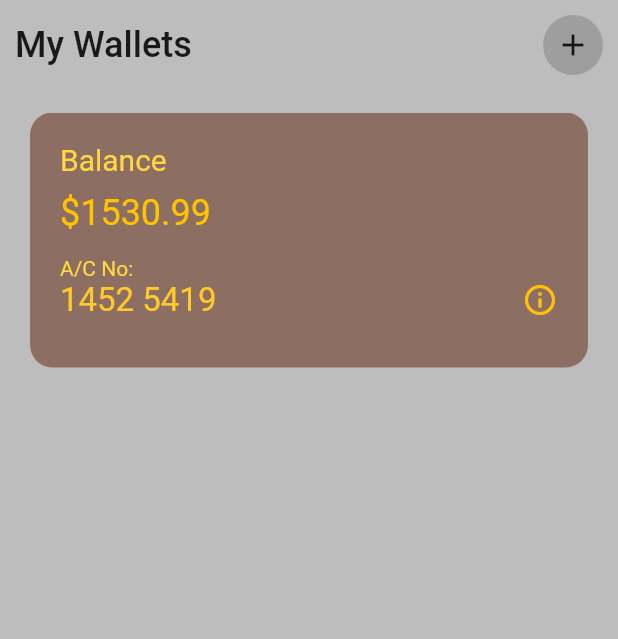
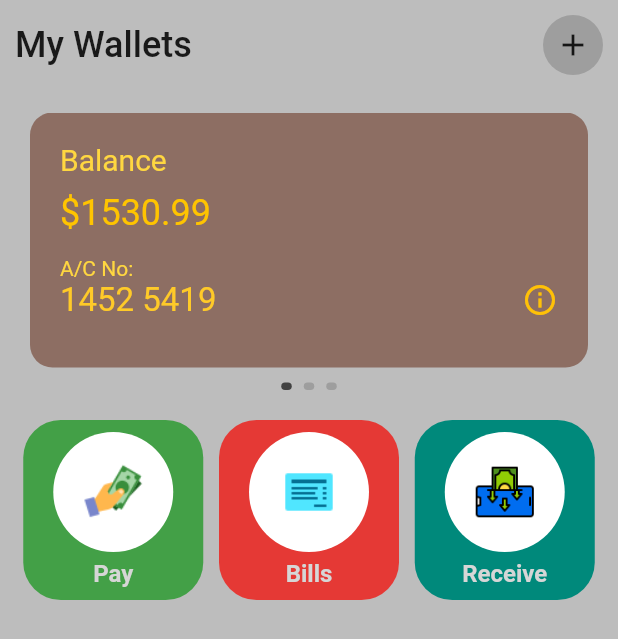
Before and after one commit to anandsm08/walletUI, a Flutter app: the screen it shows after launch, on a phone screen of 412 x 824 dp. Shown: the top 639 px of the screen. Run offline on Flutter 3.47's test engine with Material 2 defaults, Android fonts, the phone set to English and light mode, and no system bars; drawn by our look-alikes of smooth_page_indicator; missing offline and left inert: dart:ffi.

Commit message:
second commit/optioncards

```diff
--- a/lib/pages/home_page.dart
+++ b/lib/pages/home_page.dart
@@ -1,7 +1,9 @@
 // ignore_for_file: prefer_const_constructors
 
 import 'package:flutter/material.dart';
+import 'package:smooth_page_indicator/smooth_page_indicator.dart';
 import 'package:walletapp/util/my_wallet.dart';
+import 'package:walletapp/util/option_card.dart';
 
 class HomePage extends StatefulWidget {
   const HomePage({Key? key}) : super(key: key);
@@ -11,6 +13,8 @@ class HomePage extends StatefulWidget {
 }
 
 class _HomePageState extends State<HomePage> {
+  //pagecontroller
+  final _pagecontroller = PageController();
   @override
   Widget build(BuildContext context) {
     return Scaffold(
@@ -42,7 +46,9 @@ class _HomePageState extends State<HomePage> {
             // ignore: sized_box_for_whitespace
             Container(
                 height: 170,
-                child: PageView(scrollDirection: Axis.horizontal,
+                child: PageView(
+                    scrollDirection: Axis.horizontal,
+                    controller: _pagecontroller,
                     // ignore: prefer_const_literals_to_create_immutables
                     children: [
                       MyWallet(
@@ -59,7 +65,38 @@ class _HomePageState extends State<HomePage> {
                           color: Colors.purple[400])
                     ])),
             //varbuttons
-
+            SizedBox(
+              height: 10,
+            ),
+            SmoothPageIndicator(
+              controller: _pagecontroller,
+              count: 3,
+              effect: SwapEffect(
+                  activeDotColor: Colors.grey.shade800,
+                  dotHeight: 5,
+                  dotWidth: 7),
+            ),
+            SizedBox(height: 20),
+            Padding(
+              padding: const EdgeInsets.symmetric(horizontal: 5.0),
+              child: Row(
+                  mainAxisAlignment: MainAxisAlignment.spaceEvenly,
+                  children: [
+                    OptionCard(
+                        optioncolor: Colors.green[600],
+                        optionicon:
+                            'lib/walletappicons/icons8-cash-in-hand-48.png',
+                        optionname: 'Pay'),
+                    OptionCard(
+                        optioncolor: Colors.red[600],
+                        optionicon: 'lib/walletappicons/icons8-invoice-48.png',
+                        optionname: 'Bills'),
+                    OptionCard(
+                        optioncolor: Colors.teal[600],
+                        optionicon: 'lib/walletappicons/icons8-receive-64.png',
+                        optionname: 'Receive'),
+                  ]),
+            )
             //column
           ],
         ),
--- /dev/null
+++ b/lib/util/option_card.dart
@@ -0,0 +1,49 @@
+// ignore_for_file: prefer_const_constructors, prefer_typing_uninitialized_variables
+
+import 'dart:ffi';
+
+import 'package:flutter/material.dart';
+
+class OptionCard extends StatelessWidget {
+  final optionicon;
+  final optionname;
+  final optioncolor;
+  const OptionCard({
+    Key? key,
+    required this.optioncolor,
+    required this.optionicon,
+    required this.optionname,
+  }) : super(key: key);
+
+  @override
+  Widget build(BuildContext context) {
+    return Container(
+      height: 120,
+      width: 120,
+      decoration: BoxDecoration(
+          color: optioncolor, borderRadius: BorderRadius.circular(25)),
+      child: Column(
+        mainAxisAlignment: MainAxisAlignment.center,
+        children: [
+          Container(
+              height: 80,
+              width: 80,
+              padding: EdgeInsets.all(20.0),
+              decoration: BoxDecoration(
+                  color: Colors.white, borderRadius: BorderRadius.circular(70)),
+              child: Center(
+                child: Image.asset(optionicon),
+              )),
+          SizedBox(height: 5),
+          Text(
+            optionname,
+            style: TextStyle(
+                fontSize: 16,
+                color: Colors.grey[350],
+                fontWeight: FontWeight.w700),
+          )
+        ],
+      ),
+    );
+  }
+}
--- a/pubspec.yaml
+++ b/pubspec.yaml
@@ -34,6 +34,7 @@ dependencies:
   # The following adds the Cupertino Icons font to your application.
   # Use with the CupertinoIcons class for iOS style icons.
   cupertino_icons: ^1.0.2
+  smooth_page_indicator:
 
 dev_dependencies:
   flutter_test:
```
Also changed, not shown: pubspec.lock.
